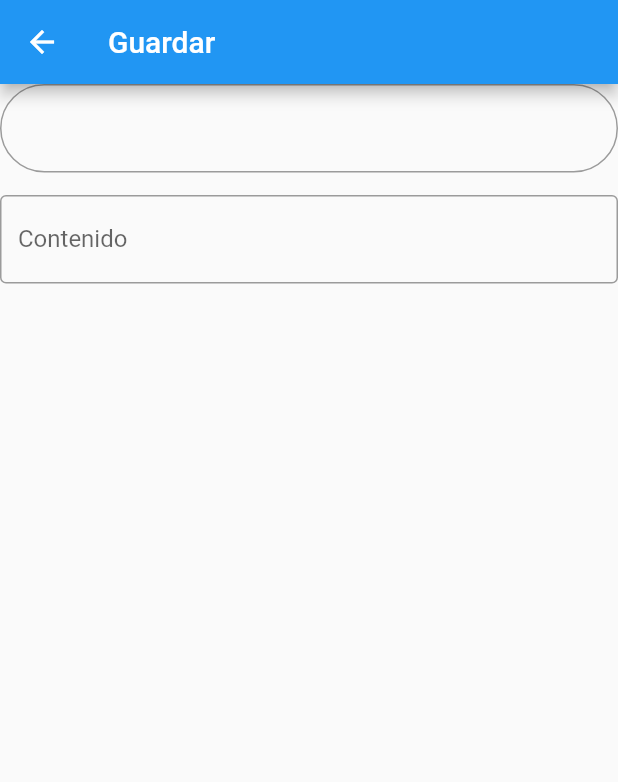
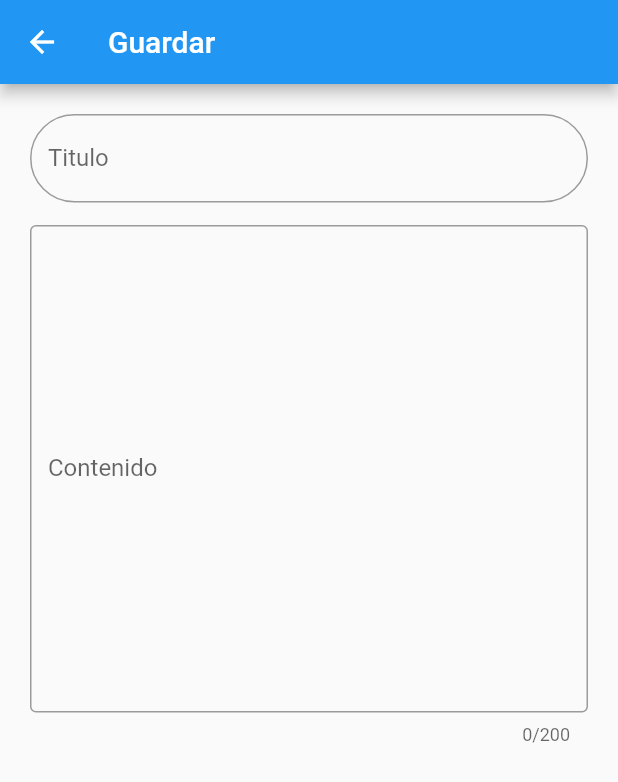
Before and after one commit to XxSojasxX/flutterCrud, a Flutter app: the SavePage screen opened by its route, on a phone screen of 412 x 824 dp. Shown: the top 782 px of the screen. Run offline on Flutter 3.47's test engine with Material 2 defaults, Android fonts, the phone set to English and light mode, and no system bars.

```diff
--- a/lib/src/pages/save_page.dart
+++ b/lib/src/pages/save_page.dart
@@ -1,4 +1,4 @@
-// ignore_for_file: prefer_const_constructors
+// ignore_for_file: prefer_const_constructors, use_key_in_widget_constructors, constant_identifier_names, avoid_unnecessary_containers
 
 import 'package:flutter/material.dart';
 
@@ -19,11 +19,14 @@ class SavePage extends StatelessWidget {
 class _FormSave extends StatelessWidget {
   @override
   Widget build(BuildContext context) {
-    return Form(
+    return Container(
+      padding: EdgeInsets.all(20),
+      child: Form(
           child: Column(
         children: <Widget>[
           TextFormField(
             decoration: InputDecoration(
+                labelText: "Titulo",
                 border: OutlineInputBorder(
                     borderRadius: BorderRadius.all(Radius.circular(50)))),
           ),
@@ -31,10 +34,20 @@ class _FormSave extends StatelessWidget {
             height: 15,
           ),
           TextFormField(
+            //Agregar Mas Propiedades
+            maxLines: 15,
+            maxLength: 200,
+            validator: (value) {
+              if (value!.isEmpty) {
+                return "Tiene que ingresar datos";
+              }
+              return null;
+            },
             decoration: InputDecoration(
                 labelText: "Contenido", border: OutlineInputBorder()),
           )
         ],
-    ));
+      )),
+    );
   }
 }
```
Lines whose indentation alone changed are shown as unchanged.
